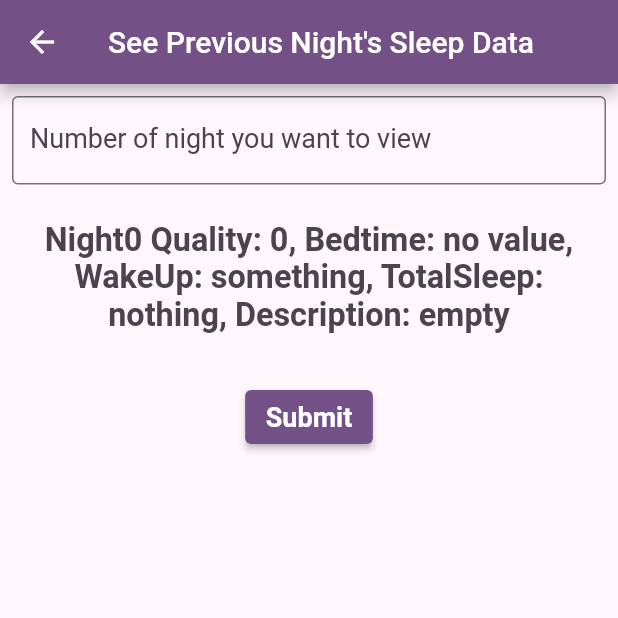
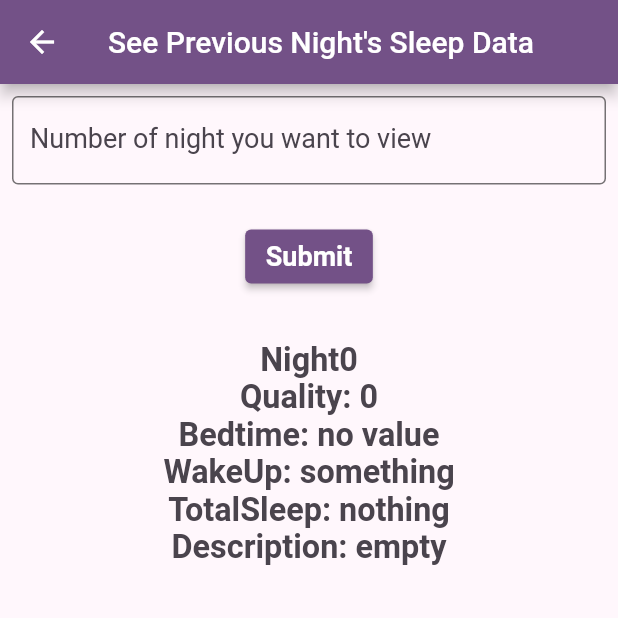
Before and after one commit to jakelang01/SweetDreams, a Flutter app: the OutputScreen screen opened directly, on a phone screen of 412 x 824 dp, the top half of it. Run offline on Flutter 3.47's test engine with Material 2 defaults, Android fonts, the phone set to English and light mode, and no system bars; our stand-ins replace cloud_firestore, firebase_core, flutter_rating_bar, shared_preferences, youtube_player_flutter; accounts and stored records are empty.

Commit message:
changed text to look better on dreams output

```diff
--- a/lib/dreams/views/dreams_output.dart
+++ b/lib/dreams/views/dreams_output.dart
@@ -98,16 +98,6 @@ class _OutputScreen extends State<OutputScreen> {
               ),
             ),
                   Padding(
-                    padding: const EdgeInsets.symmetric(horizontal: 8, vertical: 16),
-                    child: Text(
-                      '$nightNumber Quality: $quality1, Bedtime: $bedTime1, WakeUp: $wakeUp1, TotalSleep: $totalSleep1, Description: $description1',
-                      textAlign: TextAlign.center,
-                      //overflow: TextOverflow.ellipsis,
-                      textScaleFactor: 0.9,
-                      style: Theme.of(context).textTheme.headline2,
-                    ),
-                  ),
-                  Padding(
                       padding: const EdgeInsets.symmetric(horizontal: 8, vertical: 16),
                       child:ElevatedButton(
                         child: Text('Submit'),
@@ -117,6 +107,16 @@ class _OutputScreen extends State<OutputScreen> {
                         },
                       )
                   ),
+                  Padding(
+                    padding: const EdgeInsets.symmetric(horizontal: 8, vertical: 16),
+                    child: Text(
+                      '$nightNumber' + '\nQuality: $quality1' + '\nBedtime: $bedTime1' + '\nWakeUp: $wakeUp1' + '\nTotalSleep: $totalSleep1' + '\nDescription: $description1',
+                      textAlign: TextAlign.center,
+                      //overflow: TextOverflow.ellipsis,
+                      textScaleFactor: 0.9,
+                      style: Theme.of(context).textTheme.headline2,
+                    ),
+                  ),
                 ]
         )
     );
```
